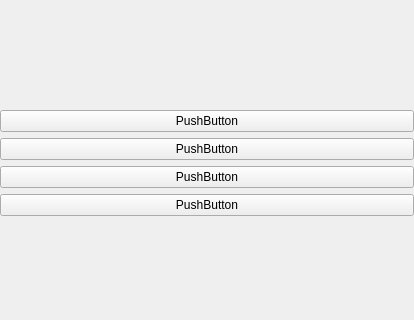
Old version of the form sem3/projectQt/sectionscolumn.ui in the repository naztes0/University; both pictures show x 0 to 414 and y 0 to 320 of the 414 by 616 pixel window.
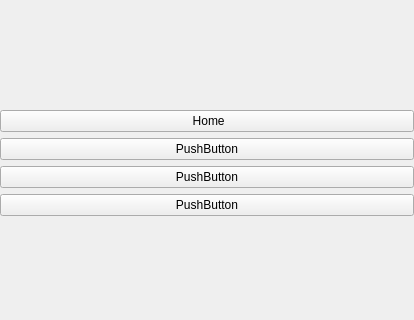
New version of the form. Icons and pictures are not drawn.

```diff
--- a/sem3/projectQt/sectionscolumn.ui
+++ b/sem3/projectQt/sectionscolumn.ui
@@ -42,7 +42,11 @@
    <item>
     <widget class="QPushButton" name="pushButton">
      <property name="text">
-      <string>PushButton</string>
+      <string> Home</string>
+     </property>
+     <property name="icon">
+      <iconset resource="resource.qrc">
+       <normaloff>:/img/img/home.svg</normaloff>:/img/img/home.svg</iconset>
      </property>
     </widget>
    </item>
```
Left out of the diff: 6 changed lines with no effect on the pictures.
